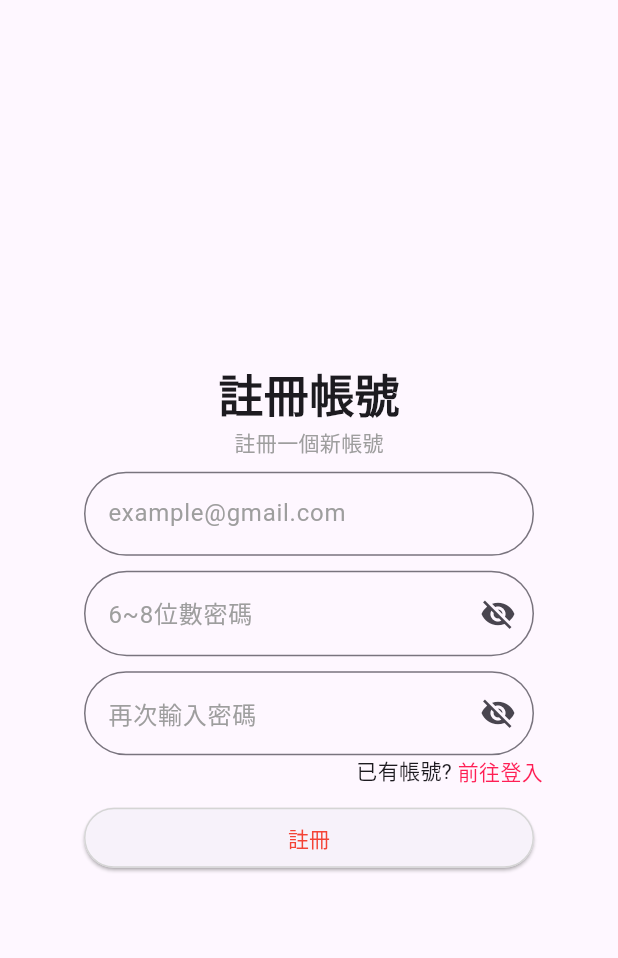
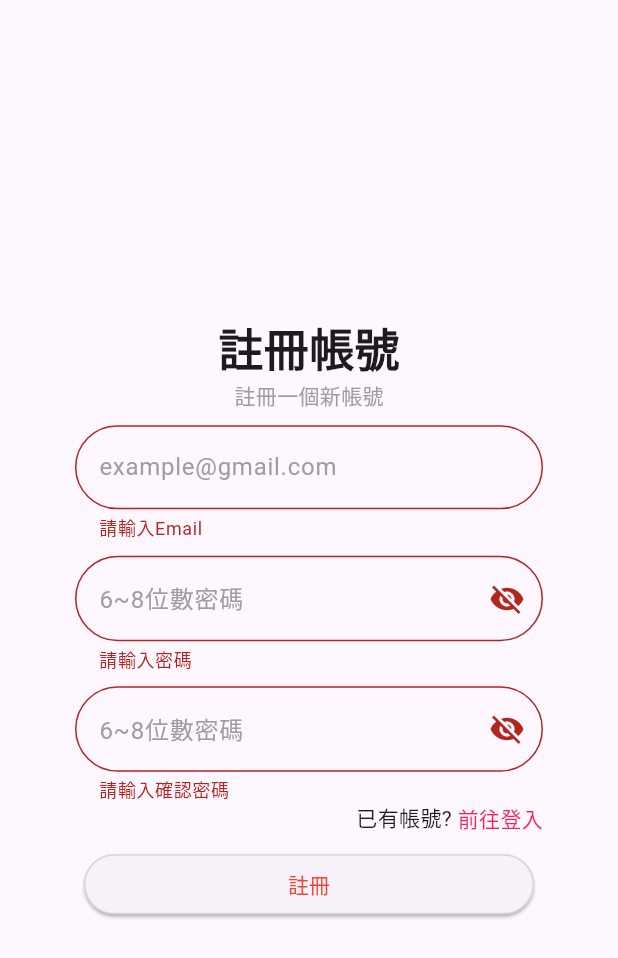
Before and after one commit to LucyHsieh1013/Pet_Diary_App, a Flutter app: the RegisterScreen screen opened by its route, after a tap on "註冊", on a phone screen of 412 x 824 dp. Shown: the top 958 px of the screen. Run offline on Flutter 3.47's test engine with Material 3 defaults, Android fonts, the phone set to English and light mode, and no system bars.

Commit message:
登入及註冊邏輯

```diff
--- /dev/null
+++ b/lib/screens/component/Validate.dart
@@ -0,0 +1,75 @@
+//註冊驗證
+class Validate{
+  //測試帳號
+  final Map<String, String> users = {
+    'test': '123456',
+  };
+
+  static String? validateEmail(String? value){
+    if(value == null || value.isEmpty){
+      return '請輸入Email';
+    }
+    final emailRegex = RegExp(r'^[^@]+@[^@]+.[^@]');
+    if(!emailRegex.hasMatch(value)){
+      return '請輸入有效的Email';
+    }
+    return null;
+  }
+  static String? validatePassword(String? value){
+    if(value == null || value.isEmpty){
+      return '請輸入密碼';
+    }
+    if(value.length < 6 || value.length > 8){
+      return '密碼長度應為6~8位';
+    }
+    return null;
+  }
+  static String? confirmPassword(String? password, String? confirmPssword){
+    if(confirmPssword == null || confirmPssword.isEmpty){
+      return '請輸入確認密碼';
+    }
+    if(password != confirmPssword){
+      return '密碼與確認密碼不相同';
+    }
+    return null;
+  }
+
+  String? login(String? email, String? password){
+    if(email == null || email.isEmpty){
+      return '請輸入Email';
+    }
+    if(password == null || password.isEmpty){
+      return '請輸入密碼';
+    }
+    if(!users.containsKey(email)){
+      return '帳號不存在';
+    }
+    if(users[email] != password){
+      return '密碼錯誤';
+    }
+    return null;
+  }
+}
+
+//登入驗證
+// class LoginValidate {
+//   //測試資料
+//   final Map<String, String> users = {
+//     'testuser@gmail.com': '123456',
+//   };
+//   String? login(String? email, String? password){
+//     if(email == null || email.isEmpty){
+//       return '請輸入Email';
+//     }
+//     if(password == null || password.isEmpty){
+//       return '請輸入密碼';
+//     }
+//     if(!users.containsKey(email)){
+//       return '帳號不存在';
+//     }
+//     if(users[email] != password){
+//       return '密碼錯誤';
+//     }
+//     return null;
+//   }
+// }
--- a/lib/screens/component/defaultTextField.dart
+++ b/lib/screens/component/defaultTextField.dart
@@ -1,11 +1,12 @@
 import 'package:flutter/material.dart';
-
 
 class CustomTextField extends StatelessWidget {
   final String hintText;
   final bool haveborder; //是否套用圓框
   final Widget? suffixIcon; //Icon
   final bool obscureText; //是否隱藏文字
+  final Function(String) onChanged;
+  final String? errorText;
 
   const CustomTextField({
     Key? key,
@@ -13,6 +14,8 @@ class CustomTextField extends StatelessWidget {
     this.haveborder = false,
     this.obscureText = false,
     this.suffixIcon,
+    required this.onChanged,
+    this.errorText,
   }) :super(key: key);
 
   @override
@@ -31,7 +34,11 @@ class CustomTextField extends StatelessWidget {
             )
             : UnderlineInputBorder(),
           suffixIcon: suffixIcon,
+          errorText: errorText,
         ),
+        onChanged: (value) {
+          onChanged(value);
+        },
       ),
     );
   }
--- a/lib/screens/login/RegisterPage.dart
+++ b/lib/screens/login/RegisterPage.dart
@@ -1,4 +1,6 @@
 import 'package:flutter/material.dart';
+import 'package:test_app/screens/component/Validate.dart';
+import 'package:test_app/screens/component/defaultTextField.dart';
 
 class RegisterScreen extends StatefulWidget {
   @override
@@ -7,7 +9,37 @@ class RegisterScreen extends StatefulWidget {
 
 class RegisterPage extends State<RegisterScreen> {
   bool _obscureText = true;
+  final Map<String, String> formData = {
+    'email': '',
+    'password': '',
+    'confirmPassword': '',
+  };
+  String? emailError;
+  String? passwordError;
+  String? confirmPassword;
 
+  void formSubmit(){
+    final emailErr = Validate.validateEmail(formData['email']);
+    final passwordErr = Validate.validatePassword(formData['password']);
+    final confirmErr = Validate.confirmPassword(formData['password'],formData['confirmPassword']);
+
+    setState(() {
+      emailError = emailErr;
+      passwordError = passwordErr;
+      confirmPassword = confirmErr;
+    });
+
+    if(emailError == null && passwordError == null && confirmErr == null){
+      print('提交的資料: $formData');
+      ScaffoldMessenger.of(context).showSnackBar(
+        const SnackBar(content: Text('註冊成功'))
+      );
+      Navigator.pop(context);
+    }else{
+      print('error');
+    }
+
+  }
   @override
   Widget build(BuildContext context) {
     return Scaffold(
@@ -35,33 +67,27 @@ class RegisterPage extends State<RegisterScreen> {
                 ),
               ),
               SizedBox(height: 10),
-              Container(
-                width: 300,
-                child: TextField(
-                  decoration: InputDecoration(
+              CustomTextField(
                 hintText: 'example@gmail.com',
-                    hintStyle: TextStyle(
-                      color: Colors.grey,
-                    ),
-                    border: OutlineInputBorder(
-                      borderRadius: BorderRadius.circular(30)
-                    ),
-                  ),
-                ),
+                onChanged: (value){
+                  setState(() {
+                    formData['email'] = value;
+                  });
+                },
+                haveborder: true,
+                errorText: emailError,
               ),
               SizedBox(height: 10),
-              Container(
-                width: 300,
-                child: TextField(
+              CustomTextField(
+                hintText: '6~8位數密碼',
                 obscureText: _obscureText,
-                  decoration: InputDecoration(
-                    hintText: '6~8位數密碼',
-                    hintStyle: TextStyle(
-                      color: Colors.grey,
-                    ),
-                    border: OutlineInputBorder(
-                      borderRadius: BorderRadius.circular(30)
-                    ),
+                onChanged: (value){
+                  setState(() {
+                    formData['password'] = value;
+                  });
+                },
+                haveborder: true,
+                errorText: passwordError,
                 suffixIcon: IconButton(
                   icon: Icon(
                     _obscureText ? Icons.visibility_off : Icons.visibility,
@@ -73,20 +99,17 @@ class RegisterPage extends State<RegisterScreen> {
                   },
                 )
               ),
-                ),
-              ),SizedBox(height: 10),
-              Container(
-                width: 300,
-                child: TextField(
+              SizedBox(height: 10),
+              CustomTextField(
+                hintText: '6~8位數密碼',
                 obscureText: _obscureText,
-                  decoration: InputDecoration(
-                    hintText: '再次輸入密碼',
-                    hintStyle: TextStyle(
-                      color: Colors.grey,
-                    ),
-                    border: OutlineInputBorder(
-                      borderRadius: BorderRadius.circular(30)
-                    ),
+                onChanged: (value){
+                  setState(() {
+                    formData['confirmPassword'] = value;
+                  });
+                },
+                haveborder: true,
+                errorText: confirmPassword,
                 suffixIcon: IconButton(
                   icon: Icon(
                     _obscureText ? Icons.visibility_off : Icons.visibility,
@@ -97,8 +120,6 @@ class RegisterPage extends State<RegisterScreen> {
                     });
                   },
                 )
-                  ),
-                ),
               ),
               Row(
                 mainAxisAlignment: MainAxisAlignment.end,
@@ -130,10 +151,7 @@ class RegisterPage extends State<RegisterScreen> {
                     ),
                     shadowColor: Colors.grey
                   ),
-                  onPressed: () {
-                    // 處理按鈕事件
-                    print('按下按鈕');
-                  },
+                  onPressed: formSubmit,
                   child: Text(
                     '註冊',
                     style: TextStyle(
```
Also changed, not shown: lib/screens/app_page/component/AddPetForm.dart (+10 -10 lines), lib/screens/login/LoginForm.dart (added, +103 -0 lines), lib/screens/login/LoginPage.dart (+12 -40 lines). Lines whose indentation alone changed are shown as unchanged.
